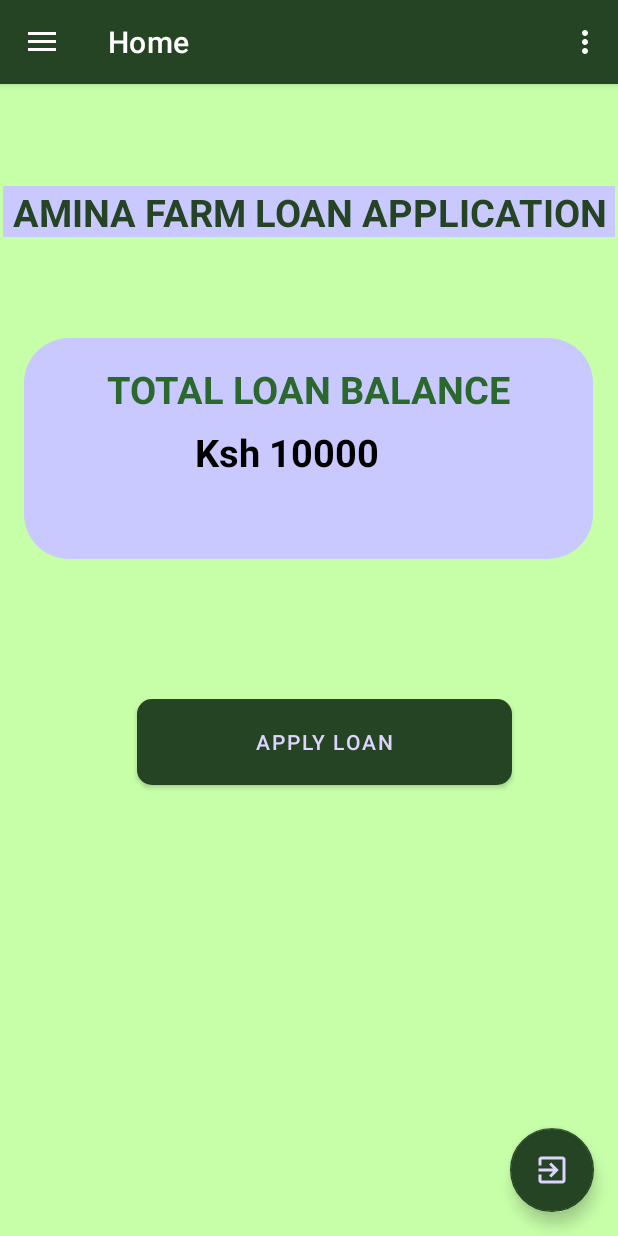
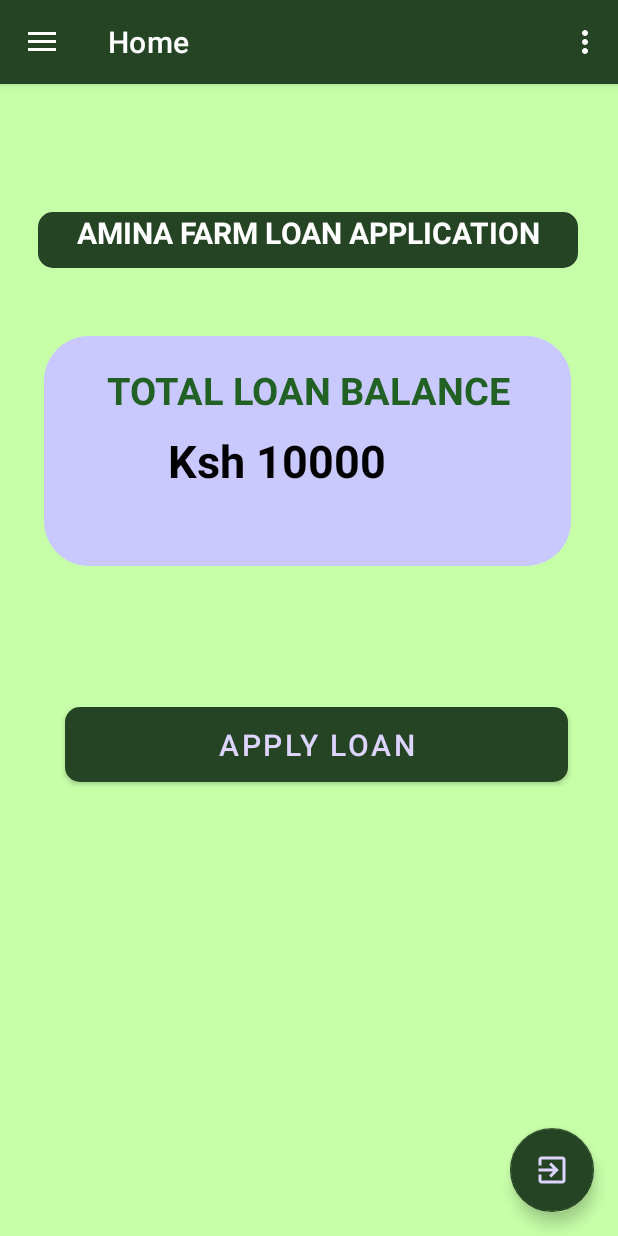
Before and after one commit to alvin-kiveu/LOAN-APPLICATION-KOTLIN, an Android app: the Home screen opened directly, with no data from a screen before it, on a phone screen of 412 x 824 dp. Run offline under Robolectric (Android 15) with nearby library versions, the phone set to English and light mode, and no system bars; our stand-ins replace navigation-ui.

Commit message:
new data

```diff
--- a/app/src/main/res/layout/content_home.xml
+++ b/app/src/main/res/layout/content_home.xml
@@ -13,10 +13,9 @@
         android:name="androidx.navigation.fragment.NavHostFragment"
         android:layout_width="match_parent"
         android:layout_height="match_parent"
+        app:defaultNavHost="true"
         app:layout_constraintLeft_toLeftOf="parent"
         app:layout_constraintRight_toRightOf="parent"
         app:layout_constraintTop_toTopOf="parent"
-        app:defaultNavHost="true"
-        app:navGraph="@navigation/mobile_navigation"
-    />
+        app:navGraph="@navigation/mobile_navigation" />
 </androidx.constraintlayout.widget.ConstraintLayout>
--- a/app/src/main/res/layout/fragment_home.xml
+++ b/app/src/main/res/layout/fragment_home.xml
@@ -11,8 +11,8 @@
 
     <View
         android:id="@+id/view"
-        android:layout_width="379dp"
-        android:layout_height="147dp"
+        android:layout_width="351dp"
+        android:layout_height="153dp"
         android:background="@drawable/profileback"
         app:layout_constraintBottom_toBottomOf="parent"
         app:layout_constraintEnd_toEndOf="parent"
@@ -27,15 +27,15 @@
         android:layout_height="43dp"
         android:text="TOTAL LOAN BALANCE"
         android:textAlignment="center"
-        android:textColor="#2B682D"
+        android:textColor="#216124"
         android:textSize="25sp"
         android:textStyle="bold"
         app:layout_constraintBottom_toBottomOf="@+id/view"
         app:layout_constraintEnd_toEndOf="@+id/view"
-        app:layout_constraintHorizontal_bias="0.583"
+        app:layout_constraintHorizontal_bias="0.691"
         app:layout_constraintStart_toStartOf="parent"
         app:layout_constraintTop_toTopOf="@+id/view"
-        app:layout_constraintVertical_bias="0.163"
+        app:layout_constraintVertical_bias="0.172"
         tools:ignore="MissingConstraints" />
 
     <TextView
@@ -45,7 +45,7 @@
         android:text="Ksh 10000"
         android:textAlignment="center"
         android:textColor="@color/black"
-        android:textSize="25sp"
+        android:textSize="30sp"
         android:textStyle="bold"
         app:layout_constraintBottom_toBottomOf="@+id/view"
         app:layout_constraintEnd_toEndOf="@+id/view"
@@ -57,10 +57,11 @@
 
     <Button
         android:id="@+id/loanApply"
-        android:layout_width="250dp"
-        android:layout_height="57dp"
+        android:layout_width="335dp"
+        android:layout_height="50dp"
         android:background="@drawable/button"
         android:text="Apply Loan"
+        android:textSize="20sp"
         app:layout_constraintBottom_toBottomOf="parent"
         app:layout_constraintEnd_toEndOf="parent"
         app:layout_constraintHorizontal_bias="0.565"
@@ -70,18 +71,20 @@
 
     <TextView
         android:id="@+id/textView17"
-        android:layout_width="408dp"
-        android:layout_height="34dp"
-        android:background="@color/purple_500"
+        android:layout_width="360dp"
+        android:layout_height="37dp"
+        android:background="@drawable/button"
         android:text="AMINA FARM LOAN APPLICATION"
         android:textAlignment="center"
-        android:textColor="@color/purple_200"
-        android:textSize="25sp"
+        android:textColor="@color/white"
+        android:textSize="20sp"
         android:textStyle="bold"
         app:layout_constraintBottom_toTopOf="@+id/view"
         app:layout_constraintEnd_toEndOf="parent"
+        app:layout_constraintHorizontal_bias="0.49"
         app:layout_constraintStart_toStartOf="parent"
         app:layout_constraintTop_toTopOf="parent"
+        app:layout_constraintVertical_bias="0.652"
         tools:ignore="MissingConstraints" />
 
 </androidx.constraintlayout.widget.ConstraintLayout>
```
Also changed, not shown: app/src/main/res/layout/fragment_loanapply.xml (+31 -5 lines).
